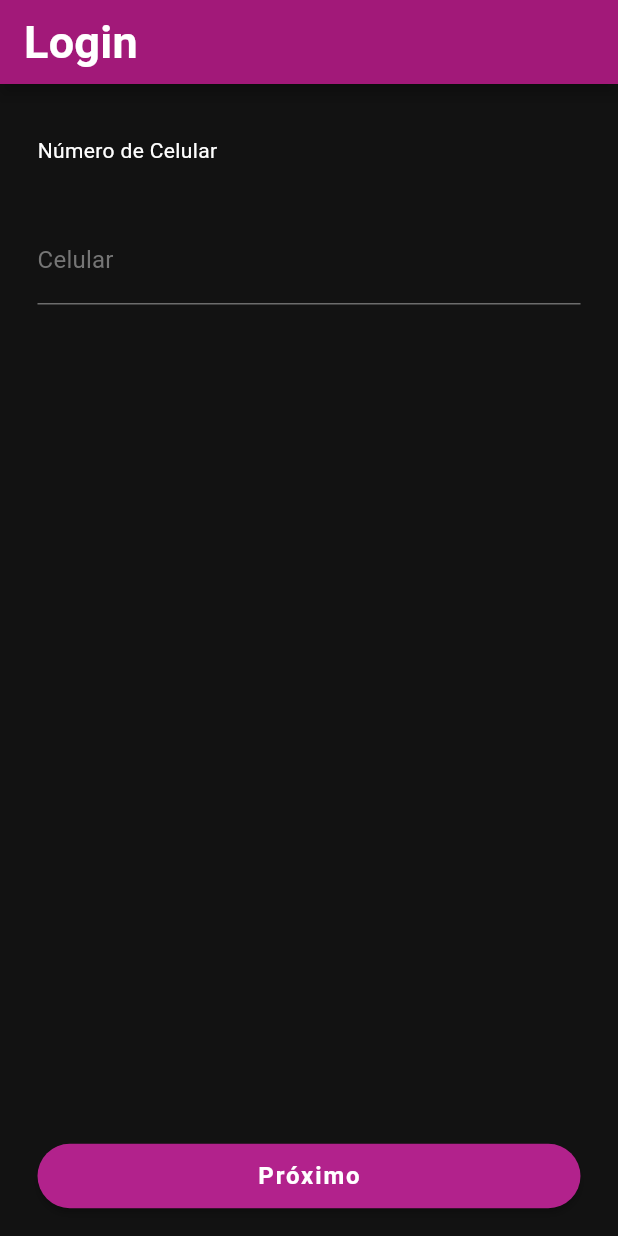
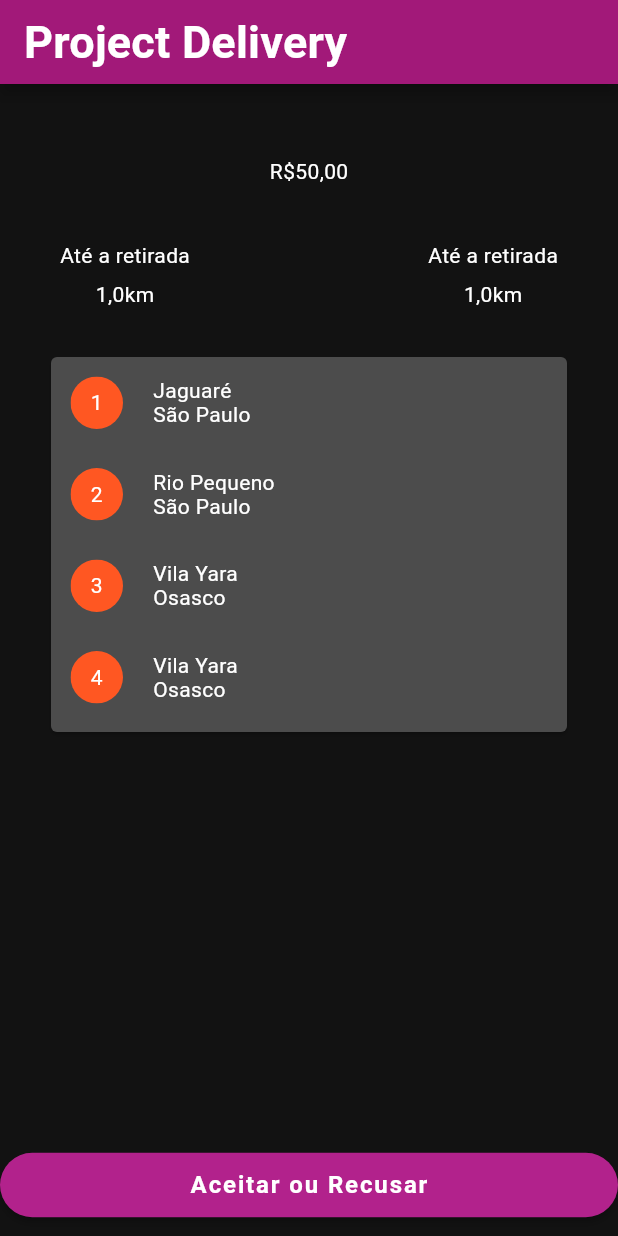
Before and after one commit to RicardoRaymundo/project_delivery, a Flutter app: the screen it shows after launch, on a phone screen of 412 x 824 dp. Run offline on Flutter 3.47's test engine with Material 2 defaults, Android fonts, the phone set to English and light mode, and no system bars; our stand-ins replace flutter_svg; missing offline and left inert: swipe_button; Roboto replaces fonts that are missing (Hind, Montserrat).

Commit message:
Implementado layout da PageRequest

```diff
--- a/lib/main.dart
+++ b/lib/main.dart
@@ -2,6 +2,7 @@ import 'package:flutter/material.dart';
 import 'package:flutter/services.dart';
 import 'package:use_flutter_project_matrix/app/app_behavior.dart';
 import 'package:use_flutter_project_matrix/app/app_routing.dart';
+import 'package:use_flutter_project_matrix/page/page_request.dart';
 import 'package:use_flutter_project_matrix/page/page_splashscreen.dart';
 import 'package:use_flutter_project_matrix/theme/theme_config.dart';
 import 'package:use_flutter_project_matrix/theme/theme_select.dart';
@@ -45,7 +46,8 @@ class _MainState extends State<Main> {
       },
 
       home: Scaffold(
-        body: PageSplashScreen(),
+        //body: PageSplashScreen(),
+        body: PageRequest(),
       ),
       routes: AppRouting.routes(),
     );
--- /dev/null
+++ b/lib/page/page_request.dart
@@ -0,0 +1,128 @@
+import 'package:flutter/cupertino.dart';
+import 'package:flutter/material.dart';
+import 'package:use_flutter_project_matrix/ui/ui_label.dart';
+
+class PageRequest extends StatelessWidget {
+  List<Map<String, String>> stops = [
+    {'index': '1', 'neighborhood': 'Jaguaré', 'city': 'São Paulo'},
+    {'index': '2', 'neighborhood': 'Rio Pequeno', 'city': 'São Paulo'},
+    {'index': '3', 'neighborhood': 'Vila Yara', 'city': 'Osasco'},
+    {'index': '4', 'neighborhood': 'Vila Yara', 'city': 'Osasco'},
+    {'index': '5', 'neighborhood': 'Vila Yara', 'city': 'Osasco'},
+    {'index': '6', 'neighborhood': 'Vila Yara', 'city': 'Osasco'},
+    {'index': '7', 'neighborhood': 'Vila Yara', 'city': 'Osasco'},
+    {'index': '8', 'neighborhood': 'Vila Yara', 'city': 'Osasco'},
+  ];
+
+  @override
+  Widget build(BuildContext context) {
+    return Scaffold(
+      appBar: AppBar(
+        title: Text(UILabel.APP_TITLE),
+      ),
+      body: Center(
+        child: Column(
+          children: <Widget>[
+            SizedBox(
+              height: 10,
+            ),
+            Padding(
+              padding: const EdgeInsets.all(40.0),
+              child: Text('R\$50,00'),
+            ),
+            Padding(
+              padding: EdgeInsets.symmetric(horizontal: 40),
+              child: Row(
+                mainAxisAlignment: MainAxisAlignment.spaceBetween,
+                children: <Widget>[
+                  Column(
+                    children: <Widget>[
+                      Text('Até a retirada'),
+                      SizedBox(
+                        height: 10,
+                      ),
+                      Text('1,0km')
+                    ],
+                  ),
+                  Column(
+                    children: <Widget>[
+                      Text('Até a retirada'),
+                      SizedBox(
+                        height: 10,
+                      ),
+                      Text('1,0km')
+                    ],
+                  )
+                ],
+              ),
+            ),
+            SizedBox(
+              height: 30,
+            ),
+            Padding(
+              padding: const EdgeInsets.symmetric(horizontal: 30.0),
+              child: Card(
+                child: Container(
+                  height: 250,
+                  child: buildStops(this.stops)
+                ),
+              ),
+            ),
+            Spacer(),
+            Padding(
+              padding: const EdgeInsets.symmetric(vertical: 10.0),
+              child: Container(
+                width: double.infinity,
+                child: RaisedButton(
+                  child: Text(
+                    'Aceitar ou Recusar',
+                    style: Theme.of(context).textTheme.button,
+                  ),
+                  onPressed: () {
+                    //Navigator.popAndPushNamed(context, AppRouting.PAGE_MAIN);
+                    // Navigator.push(context, MaterialPageRoute(builder: (context) => PageRegister()));
+                  },
+                ),
+              ),
+            ),
+          ],
+        ),
+      ),
+    );
+  }
+
+  Widget buildStops(List<Map<String, String>> stops) {
+    double diameter = 35;
+    return ListView(
+      children: stops.map((stop) {
+        return Padding(
+          padding: const EdgeInsets.all(13.0),
+          child: Row(
+            children: <Widget>[
+              ClipOval(
+                child: Container(
+                  color: Colors.deepOrange,
+                  height: diameter,
+                  width: diameter,
+                  child: Center(
+                    child: Text(stop['index']),
+                  ),
+                ),
+              ),
+              SizedBox(
+                width: 20,
+              ),
+              Column(
+                crossAxisAlignment: CrossAxisAlignment.start,
+                children: <Widget>[
+                  Text(stop['neighborhood']),
+                  Text(stop['city']),
+                ],
+              )
+            ],
+          ),
+        );
+      }).toList(),
+    );
+  }
+}
```
